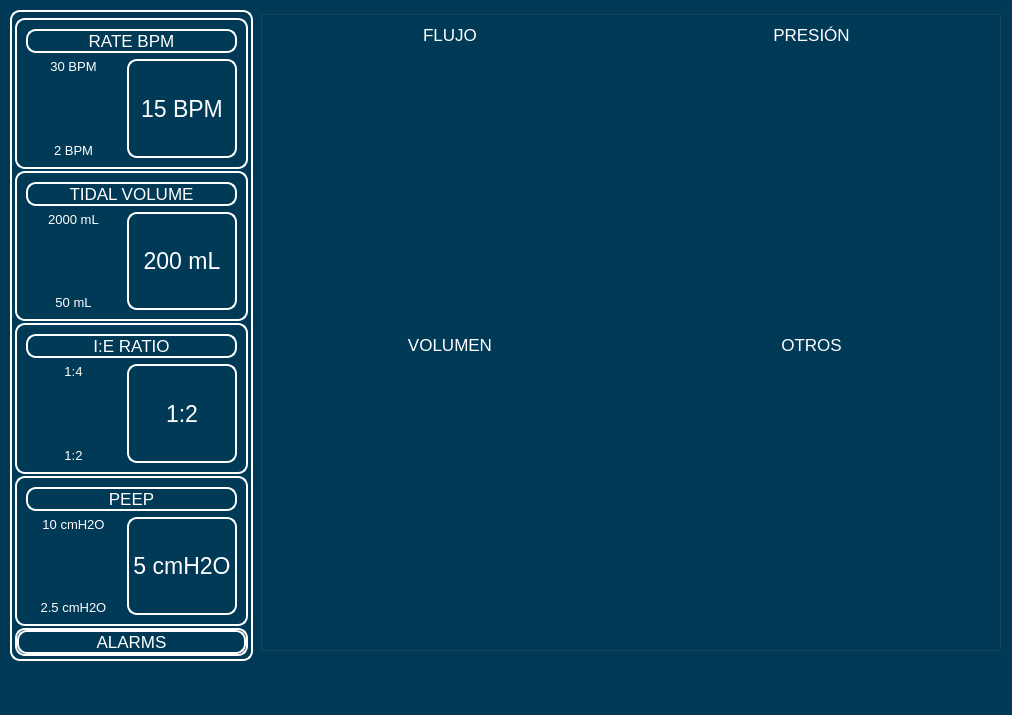
The window that userInterface/ui/main.ui (aneMonroy/Ventilator) describes before a commit, drawn with Qt 5.
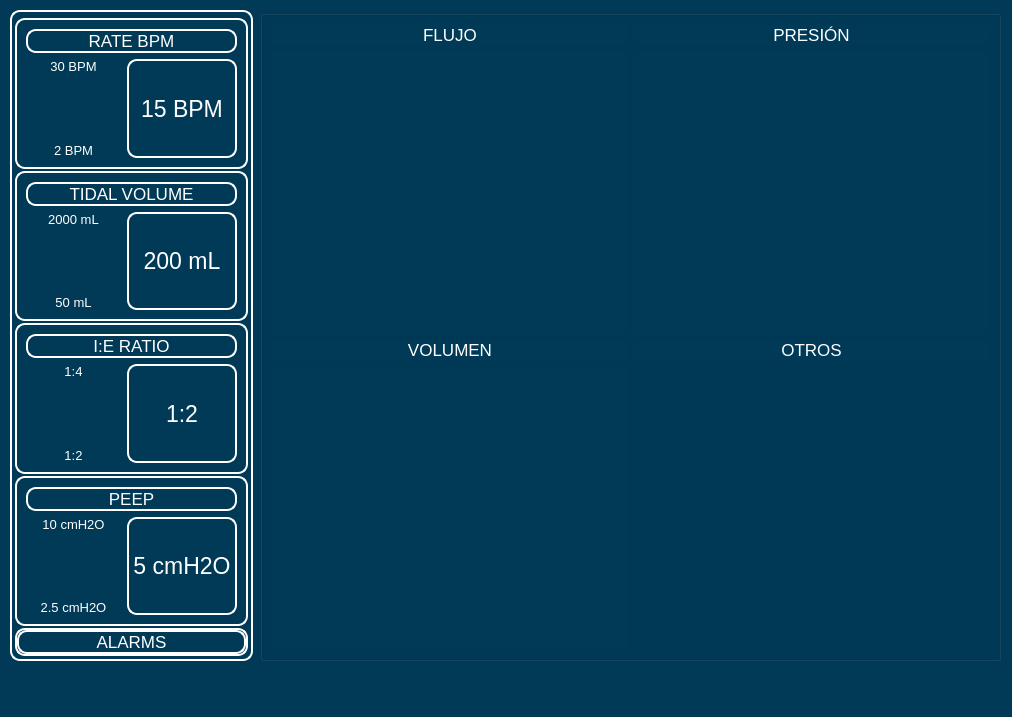
The same window after the commit. Custom widgets are drawn as their Qt base class.

Commit message: Added Serial Interface and plotting

Diff of the .ui file:
```diff
--- a/userInterface/ui/main.ui
+++ b/userInterface/ui/main.ui
@@ -7,7 +7,7 @@
     <x>0</x>
     <y>0</y>
     <width>1012</width>
-    <height>715</height>
+    <height>717</height>
    </rect>
   </property>
   <property name="windowTitle">
@@ -602,7 +602,7 @@
       <x>260</x>
       <y>10</y>
       <width>741</width>
-      <height>641</height>
+      <height>651</height>
      </rect>
     </property>
     <property name="title">
@@ -661,11 +661,11 @@
       </widget>
      </item>
      <item row="1" column="1">
-      <widget class="PlotWidget" name="graphFlow" native="true"/>
-     </item>
-     <item row="1" column="0">
       <widget class="PlotWidget" name="graphPressure" native="true"/>
      </item>
+     <item row="1" column="0">
+      <widget class="PlotWidget" name="graphFlow" native="true"/>
+     </item>
      <item row="2" column="0">
       <widget class="QLabel" name="label_18">
        <property name="sizePolicy">
```
The commit also changes 5 other files.
